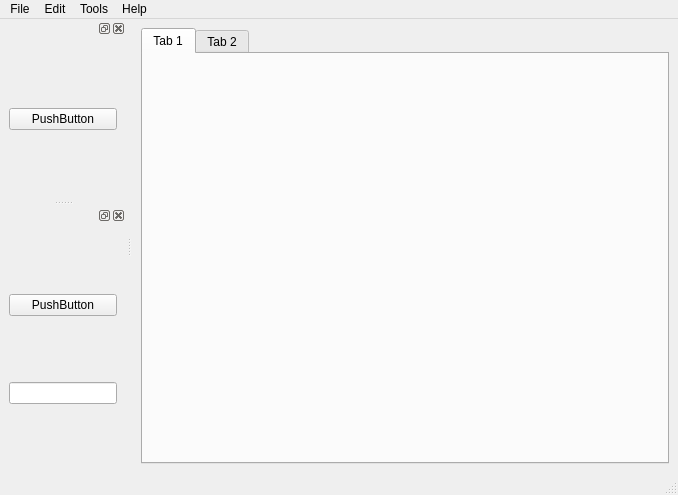
Old version of the form mainwin.ui in the repository pgroning/best.
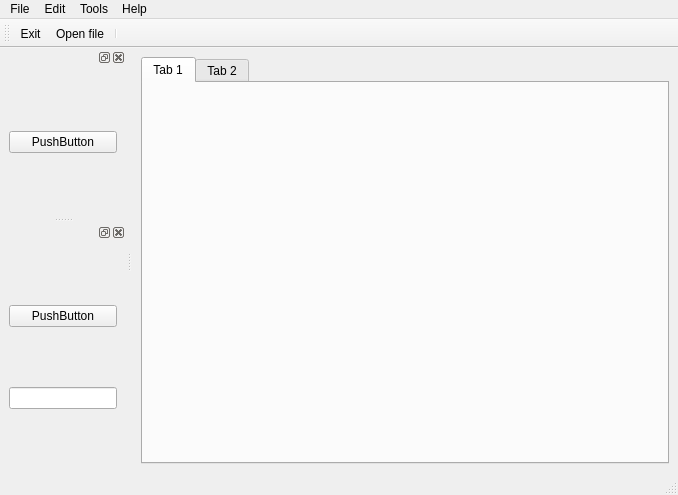
New version of the form. Icons and pictures are not drawn.

Commit message: added toolbar to mainwin

What changed in the file:
```diff
--- a/mainwin.ui
+++ b/mainwin.ui
@@ -156,6 +156,23 @@
     </layout>
    </widget>
   </widget>
+  <widget class="QToolBar" name="toolBar">
+   <property name="windowTitle">
+    <string>toolBar</string>
+   </property>
+   <property name="autoFillBackground">
+    <bool>false</bool>
+   </property>
+   <attribute name="toolBarArea">
+    <enum>TopToolBarArea</enum>
+   </attribute>
+   <attribute name="toolBarBreak">
+    <bool>false</bool>
+   </attribute>
+   <addaction name="fileMenuExit"/>
+   <addaction name="fileMenuOpenFile"/>
+   <addaction name="separator"/>
+  </widget>
   <action name="fileMenuOpenFile">
    <property name="checkable">
     <bool>false</bool>
```
The commit also changes 1 other file.
